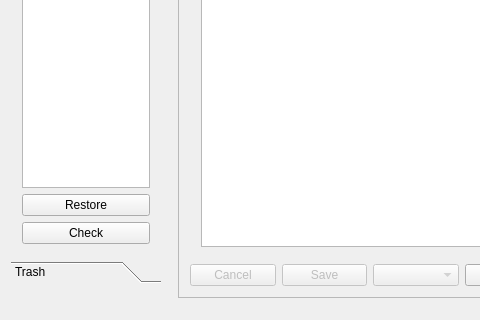
Qt form PluriNotes/plurinotes.ui (guillaumejounel/PluriNotes) before a commit; both pictures show x 0 to 480 and y 252 to 572 of the 850 by 572 pixel window.
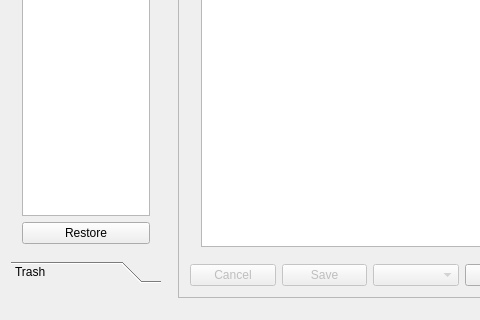
The same form after that commit.

Commit message: better handling of reference check for félix

```diff
--- a/PluriNotes/plurinotes.ui
+++ b/PluriNotes/plurinotes.ui
@@ -138,13 +138,6 @@
               </property>
              </widget>
             </item>
-            <item>
-             <widget class="QPushButton" name="checkArchivesButton">
-              <property name="text">
-               <string>Check</string>
-              </property>
-             </widget>
-            </item>
            </layout>
           </item>
          </layout>
```
Left out of the diff: 16 changed lines with no effect on the pictures. The commit also changes 1 other file.
